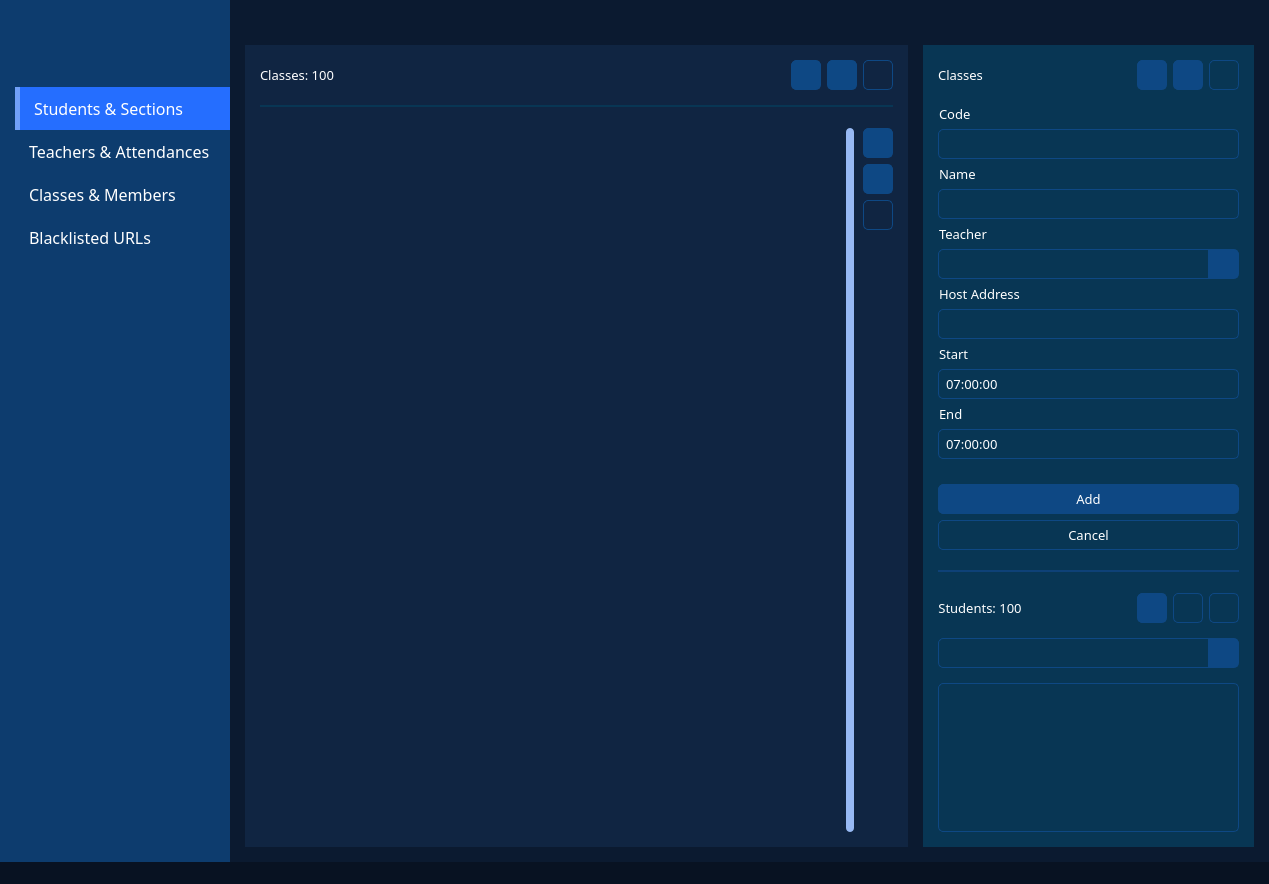
ZVDCM/Horace, file Admin/Misc/Templates/admin.ui: the form before one commit.
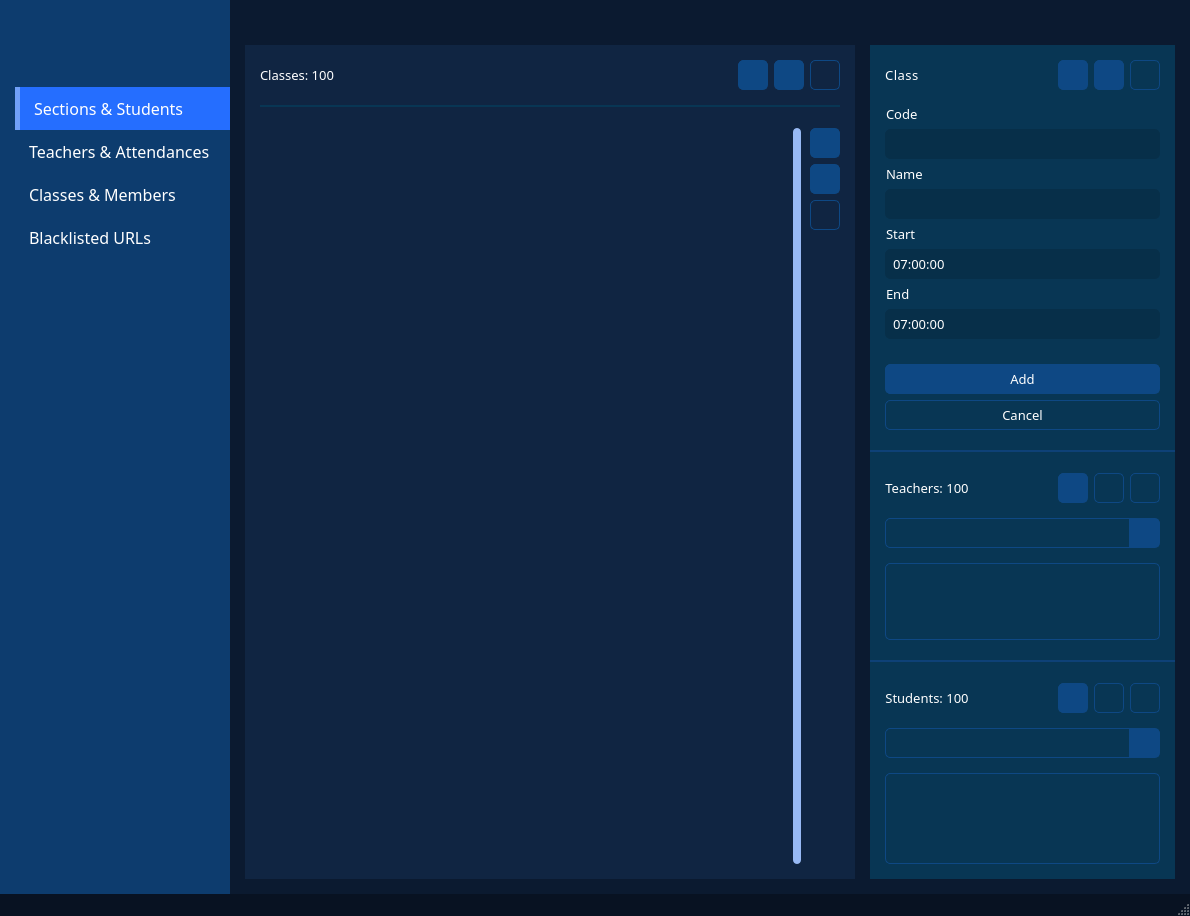
The form after the commit. The open tabs and pages were chosen to show the change. Icons and pictures are not drawn.

Diff of the .ui file:
```diff
--- a/Admin/Misc/Templates/admin.ui
+++ b/Admin/Misc/Templates/admin.ui
@@ -6,8 +6,8 @@
    <rect>
     <x>0</x>
     <y>0</y>
-    <width>1269</width>
-    <height>884</height>
+    <width>1188</width>
+    <height>916</height>
    </rect>
   </property>
   <widget class="QWidget" name="centralwidget">
@@ -160,7 +160,7 @@
      </widget>
     </item>
     <item>
-     <layout class="QHBoxLayout" name="horizontalLayout" stretch="0,1">
+     <layout class="QHBoxLayout" name="horizontalLayout" stretch="0,0">
       <property name="spacing">
        <number>0</number>
       </property>
@@ -243,7 +243,7 @@
 background: #256EFF;</string>
              </property>
              <property name="text">
-              <string>Students &amp; Sections</string>
+              <string>Sections &amp; Students</string>
              </property>
             </widget>
            </item>
@@ -5216,7 +5216,7 @@
                         <rect>
                          <x>0</x>
                          <y>0</y>
-                         <width>575</width>
+                         <width>521</width>
                          <height>703</height>
                         </rect>
                        </property>
@@ -5451,6 +5451,19 @@
   background-color: #0e4884;
 }
 
+QTimeEdit::disabled,
+QLineEdit::disabled {
+   border: 1px solid #072f49;
+   border-radius: 5px;
+   background-color: #072f49;
+}
+
+QPushButton::disabled {
+  padding: 5px;
+  border: 1px solid #102542;
+  background-color: #102542;
+}
+
 QLineEdit:focus,
 QLineEdit:hover,
 QPushButton:focus,
@@ -5501,25 +5514,38 @@
                </property>
                <layout class="QVBoxLayout" name="verticalLayout_45">
                 <property name="spacing">
-                 <number>20</number>
+                 <number>0</number>
                 </property>
                 <property name="leftMargin">
-                 <number>15</number>
+                 <number>0</number>
                 </property>
                 <property name="topMargin">
-                 <number>15</number>
+                 <number>0</number>
                 </property>
                 <property name="rightMargin">
-                 <number>15</number>
+                 <number>0</number>
                 </property>
                 <property name="bottomMargin">
-                 <number>15</number>
+                 <number>0</number>
                 </property>
                 <item>
+                 <widget class="QWidget" name="w_class_input" native="true">
                  <layout class="QVBoxLayout" name="verticalLayout_26">
                   <property name="spacing">
                    <number>15</number>
                   </property>
+                   <property name="leftMargin">
+                    <number>15</number>
+                   </property>
+                   <property name="topMargin">
+                    <number>15</number>
+                   </property>
+                   <property name="rightMargin">
+                    <number>15</number>
+                   </property>
+                   <property name="bottomMargin">
+                    <number>20</number>
+                   </property>
                   <item>
                    <layout class="QHBoxLayout" name="horizontalLayout_21">
                     <property name="spacing">
@@ -5531,10 +5557,15 @@
                        <font>
                         <family>Barlow</family>
                         <pointsize>10</pointsize>
-                       </font>
-                      </property>
+                         <weight>50</weight>
+                         <bold>false</bold>
+                        </font>
+                       </property>
+                       <property name="styleSheet">
+                        <string notr="true">letter-spacing: 0.5px</string>
+                       </property>
                       <property name="text">
-                       <string>Classes</string>
+                        <string>Class</string>
                       </property>
                       <property name="alignment">
                        <set>Qt::AlignCenter</set>
@@ -5575,10 +5606,19 @@
                        <cursorShape>PointingHandCursor</cursorShape>
                       </property>
                       <property name="styleSheet">
-                       <string notr="true">border-radius: 5px;
-background-image: url(:/icons/add.png);
-background-repeat: no-repeat;
-background-position: center center;</string>
+                        <string notr="true">QPushButton{
+	border-radius: 5px;
+    background-image:  url(:/icons/add.png);
+    background-repeat: no-repeat;
+    background-position: center center;
+}
+
+QPushButton::disabled{
+	border-radius: 5px;
+    background-image: url(:/icons/add_2.png);
+    background-repeat: no-repeat;
+    background-position: center center;
+}</string>
                       </property>
                       <property name="iconSize">
                        <size>
@@ -5694,6 +5734,9 @@
                     </item>
                     <item>
                      <widget class="QLineEdit" name="txt_class_code">
+                       <property name="enabled">
+                        <bool>false</bool>
+                       </property>
                       <property name="minimumSize">
                        <size>
                         <width>0</width>
@@ -5735,156 +5778,9 @@
                     </item>
                     <item>
                      <widget class="QLineEdit" name="txt_class_name">
-                      <property name="minimumSize">
-                       <size>
-                        <width>0</width>
-                        <height>30</height>
-                       </size>
-                      </property>
-                      <property name="font">
-                       <font>
-                        <family>Barlow</family>
-                        <pointsize>10</pointsize>
-                       </font>
-                      </property>
-                     </widget>
-                    </item>
-                    <item>
-                     <widget class="QLabel" name="label_22">
-                      <property name="sizePolicy">
-                       <sizepolicy hsizetype="Preferred" vsizetype="Fixed">
-                        <horstretch>0</horstretch>
-                        <verstretch>0</verstretch>
-                       </sizepolicy>
-                      </property>
-                      <property name="font">
-                       <font>
-                        <family>Barlow</family>
-                        <pointsize>10</pointsize>
-                       </font>
-                      </property>
-                      <property name="text">
-                       <string>Teacher</string>
-                      </property>
-                      <property name="indent">
-                       <number>1</number>
-                      </property>
-                     </widget>
-                    </item>
-                    <item>
-                     <layout class="QHBoxLayout" name="horizontalLayout_40">
-                      <property name="spacing">
-                       <number>0</number>
-                      </property>
-                      <item>
-                       <widget class="QLineEdit" name="txt_class_teacher">
-                        <property name="sizePolicy">
-                         <sizepolicy hsizetype="MinimumExpanding" vsizetype="Fixed">
-                          <horstretch>0</horstretch>
-                          <verstretch>0</verstretch>
-                         </sizepolicy>
-                        </property>
-                        <property name="minimumSize">
-                         <size>
-                          <width>0</width>
-                          <height>30</height>
-                         </size>
-                        </property>
-                        <property name="maximumSize">
-                         <size>
-                          <width>16777215</width>
-                          <height>35</height>
-                         </size>
-                        </property>
-                        <property name="font">
-                         <font>
-                          <family>Barlow</family>
-                          <pointsize>10</pointsize>
-                         </font>
-                        </property>
-                        <property name="styleSheet">
-                         <string notr="true">border-radius: none;
-border-top-left-radius: 5px;
-border-bottom-left-radius: 5px;</string>
-                        </property>
-                       </widget>
-                      </item>
-                      <item>
-                       <widget class="QPushButton" name="txt_class_get_teacher">
-                        <property name="sizePolicy">
-                         <sizepolicy hsizetype="Fixed" vsizetype="Fixed">
-                          <horstretch>0</horstretch>
-                          <verstretch>0</verstretch>
-                         </sizepolicy>
-                        </property>
-                        <property name="minimumSize">
-                         <size>
-                          <width>30</width>
-                          <height>30</height>
-                         </size>
-                        </property>
-                        <property name="maximumSize">
-                         <size>
-                          <width>30</width>
-                          <height>30</height>
-                         </size>
-                        </property>
-                        <property name="font">
-                         <font>
-                          <family>Barlow</family>
-                          <pointsize>12</pointsize>
-                          <weight>75</weight>
-                          <bold>true</bold>
-                         </font>
-                        </property>
-                        <property name="cursor">
-                         <cursorShape>PointingHandCursor</cursorShape>
-                        </property>
-                        <property name="styleSheet">
-                         <string notr="true">border-top-right-radius: 5px;
-border-bottom-right-radius: 5px;</string>
-                        </property>
-                        <property name="text">
-                         <string/>
-                        </property>
-                        <property name="icon">
-                         <iconset resource="C:/Users/moral/Desktop/Resources/Resources.qrc">
-                          <normaloff>:/icons/search.png</normaloff>:/icons/search.png</iconset>
-                        </property>
-                        <property name="iconSize">
-                         <size>
-                          <width>18</width>
-                          <height>18</height>
-                         </size>
-                        </property>
-                       </widget>
-                      </item>
-                     </layout>
-                    </item>
-                    <item>
-                     <widget class="QLabel" name="label_26">
-                      <property name="sizePolicy">
-                       <sizepolicy hsizetype="Preferred" vsizetype="Fixed">
-                        <horstretch>0</horstretch>
-                        <verstretch>0</verstretch>
-                       </sizepolicy>
-                      </property>
-                      <property name="font">
-                       <font>
-                        <family>Barlow</family>
-                        <pointsize>10</pointsize>
-                       </font>
-                      </property>
-                      <property name="text">
-                       <string>Host Address</string>
-                      </property>
-                      <property name="indent">
-                       <number>1</number>
-                      </property>
-                     </widget>
-                    </item>
-                    <item>
-                     <widget class="QLineEdit" name="txt_class_host_address">
+                       <property name="enabled">
+                        <bool>false</bool>
+                       </property>
                       <property name="minimumSize">
                        <size>
                         <width>0</width>
@@ -5923,6 +5819,9 @@
                     </item>
                     <item>
                      <widget class="QTimeEdit" name="txt_class_start">
+                       <property name="enabled">
+                        <bool>false</bool>
+                       </property>
                       <property name="minimumSize">
                        <size>
                         <width>0</width>
@@ -5971,6 +5870,9 @@
                     </item>
                     <item>
                      <widget class="QTimeEdit" name="txt_class_end">
+                       <property name="enabled">
+                        <bool>false</bool>
+                       </property>
                       <property name="minimumSize">
                        <size>
                         <width>0</width>
@@ -6079,6 +5981,324 @@
                    </widget>
                   </item>
                  </layout>
+                 </widget>
+                </item>
+                <item>
+                 <widget class="Line" name="line_13">
+                  <property name="styleSheet">
+                   <string notr="true">color: #0e4177;</string>
+                  </property>
+                  <property name="frameShadow">
+                   <enum>QFrame::Plain</enum>
+                  </property>
+                  <property name="lineWidth">
+                   <number>2</number>
+                  </property>
+                  <property name="orientation">
+                   <enum>Qt::Horizontal</enum>
+                  </property>
+                 </widget>
+                </item>
+                <item>
+                 <widget class="QWidget" name="w_teacher" native="true">
+                  <layout class="QVBoxLayout" name="verticalLayout_44">
+                   <property name="spacing">
+                    <number>15</number>
+                   </property>
+                   <property name="leftMargin">
+                    <number>15</number>
+                   </property>
+                   <property name="topMargin">
+                    <number>20</number>
+                   </property>
+                   <property name="rightMargin">
+                    <number>15</number>
+                   </property>
+                   <property name="bottomMargin">
+                    <number>20</number>
+                   </property>
+                   <item>
+                    <layout class="QHBoxLayout" name="horizontalLayout_32">
+                     <property name="spacing">
+                      <number>6</number>
+                     </property>
+                     <item>
+                      <widget class="QLabel" name="btn_section_students_status_4">
+                       <property name="font">
+                        <font>
+                         <family>Barlow</family>
+                         <pointsize>10</pointsize>
+                        </font>
+                       </property>
+                       <property name="text">
+                        <string>Teachers: 100</string>
+                       </property>
+                       <property name="alignment">
+                        <set>Qt::AlignCenter</set>
+                       </property>
+                       <property name="indent">
+                        <number>1</number>
+                       </property>
+                      </widget>
+                     </item>
+                     <item>
+                      <spacer name="horizontalSpacer_24">
+                       <property name="orientation">
+                        <enum>Qt::Horizontal</enum>
+                       </property>
+                       <property name="sizeHint" stdset="0">
+                        <size>
+                         <width>40</width>
+                         <height>20</height>
+                        </size>
+                       </property>
+                      </spacer>
+                     </item>
+                     <item>
+                      <widget class="QPushButton" name="btn_init_add_class_teacher">
+                       <property name="sizePolicy">
+                        <sizepolicy hsizetype="Fixed" vsizetype="Fixed">
+                         <horstretch>0</horstretch>
+                         <verstretch>0</verstretch>
+                        </sizepolicy>
+                       </property>
+                       <property name="minimumSize">
+                        <size>
+                         <width>30</width>
+                         <height>30</height>
+                        </size>
+                       </property>
+                       <property name="maximumSize">
+                        <size>
+                         <width>30</width>
+                         <height>30</height>
+                        </size>
+                       </property>
+                       <property name="cursor">
+                        <cursorShape>PointingHandCursor</cursorShape>
+                       </property>
+                       <property name="styleSheet">
+                        <string notr="true">QPushButton{
+	border-radius: 5px;
+    background-image:  url(:/icons/add.png);
+    background-repeat: no-repeat;
+    background-position: center center;
+}
+
+QPushButton::disabled{
+	border-radius: 5px;
+    background-image: url(:/icons/add_2.png);
+    background-repeat: no-repeat;
+    background-position: center center;
+}</string>
+                       </property>
+                       <property name="iconSize">
+                        <size>
+                         <width>17</width>
+                         <height>17</height>
+                        </size>
+                       </property>
+                      </widget>
+                     </item>
+                     <item>
+                      <widget class="QPushButton" name="btn_delete_class_teacher">
+                       <property name="sizePolicy">
+                        <sizepolicy hsizetype="Fixed" vsizetype="Fixed">
+                         <horstretch>0</horstretch>
+                         <verstretch>0</verstretch>
+                        </sizepolicy>
+                       </property>
+                       <property name="minimumSize">
+                        <size>
+                         <width>30</width>
+                         <height>30</height>
+                        </size>
+                       </property>
+                       <property name="maximumSize">
+                        <size>
+                         <width>30</width>
+                         <height>30</height>
+                        </size>
+                       </property>
+                       <property name="cursor">
+                        <cursorShape>PointingHandCursor</cursorShape>
+                       </property>
+                       <property name="styleSheet">
+                        <string notr="true">QPushButton{
+	border-radius: 5px;
+	background: none;
+}
+
+
+QPushButton:pressed {
+ 	background-color: #072f49;
+}</string>
+                       </property>
+                       <property name="icon">
+                        <iconset resource="C:/Users/moral/Desktop/Resources/Resources.qrc">
+                         <normaloff>:/icons/trash.png</normaloff>:/icons/trash.png</iconset>
+                       </property>
+                       <property name="iconSize">
+                        <size>
+                         <width>21</width>
+                         <height>21</height>
+                        </size>
+                       </property>
+                      </widget>
+                     </item>
+                     <item>
+                      <widget class="QPushButton" name="btn_clear_class_teacher">
+                       <property name="sizePolicy">
+                        <sizepolicy hsizetype="Fixed" vsizetype="Fixed">
+                         <horstretch>0</horstretch>
+                         <verstretch>0</verstretch>
+                        </sizepolicy>
+                       </property>
+                       <property name="minimumSize">
+                        <size>
+                         <width>30</width>
+                         <height>30</height>
+                        </size>
+                       </property>
+                       <property name="maximumSize">
+                        <size>
+                         <width>30</width>
+                         <height>30</height>
+                        </size>
+                       </property>
+                       <property name="cursor">
+                        <cursorShape>PointingHandCursor</cursorShape>
+                       </property>
+                       <property name="styleSheet">
+                        <string notr="true">QPushButton{
+	border-radius: 5px;
+	background: none;
+}
+
+
+QPushButton:pressed {
+ 	background-color: #072f49;
+}</string>
+                       </property>
+                       <property name="icon">
+                        <iconset resource="C:/Users/moral/Desktop/Resources/Resources.qrc">
+                         <normaloff>:/icons/delete_table.png</normaloff>:/icons/delete_table.png</iconset>
+                       </property>
+                       <property name="iconSize">
+                        <size>
+                         <width>20</width>
+                         <height>20</height>
+                        </size>
+                       </property>
+                      </widget>
+                     </item>
+                    </layout>
+                   </item>
+                   <item>
+                    <layout class="QHBoxLayout" name="horizontalLayout_60">
+                     <property name="spacing">
+                      <number>0</number>
+                     </property>
+                     <property name="sizeConstraint">
+                      <enum>QLayout::SetDefaultConstraint</enum>
+                     </property>
+                     <item>
+                      <widget class="QLineEdit" name="txt_search_class_teacher">
+                       <property name="sizePolicy">
+                        <sizepolicy hsizetype="Expanding" vsizetype="Fixed">
+                         <horstretch>0</horstretch>
+                         <verstretch>0</verstretch>
+                        </sizepolicy>
+                       </property>
+                       <property name="minimumSize">
+                        <size>
+                         <width>0</width>
+                         <height>30</height>
+                        </size>
+                       </property>
+                       <property name="maximumSize">
+                        <size>
+                         <width>16777215</width>
+                         <height>35</height>
+                        </size>
+                       </property>
+                       <property name="font">
+                        <font>
+                         <family>Barlow</family>
+                         <pointsize>10</pointsize>
+                        </font>
+                       </property>
+                       <property name="styleSheet">
+                        <string notr="true">border-radius: none;
+border-top-left-radius: 5px;
+border-bottom-left-radius: 5px;</string>
+                       </property>
+                      </widget>
+                     </item>
+                     <item>
+                      <widget class="QPushButton" name="btn_search_class_teacher">
+                       <property name="sizePolicy">
+                        <sizepolicy hsizetype="Fixed" vsizetype="Fixed">
+                         <horstretch>0</horstretch>
+                         <verstretch>0</verstretch>
+                        </sizepolicy>
+                       </property>
+                       <property name="minimumSize">
+                        <size>
+                         <width>30</width>
+                         <height>30</height>
+                        </size>
+                       </property>
+                       <property name="maximumSize">
+                        <size>
+                         <width>30</width>
+                         <height>30</height>
+                        </size>
+                       </property>
+                       <property name="font">
+                        <font>
+                         <family>Barlow</family>
+                         <pointsize>12</pointsize>
+                         <weight>75</weight>
+                         <bold>true</bold>
+                        </font>
+                       </property>
+                       <property name="cursor">
+                        <cursorShape>PointingHandCursor</cursorShape>
+                       </property>
+                       <property name="styleSheet">
+                        <string notr="true">border-top-right-radius: 5px;
+border-bottom-right-radius: 5px;</string>
+                       </property>
+                       <property name="text">
+                        <string/>
+                       </property>
+                       <property name="icon">
+                        <iconset resource="C:/Users/moral/Desktop/Resources/Resources.qrc">
+                         <normaloff>:/icons/search.png</normaloff>:/icons/search.png</iconset>
+                       </property>
+                       <property name="iconSize">
+                        <size>
+                         <width>18</width>
+                         <height>18</height>
+                        </size>
+                       </property>
+                      </widget>
+                     </item>
+                    </layout>
+                   </item>
+                   <item>
+                    <widget class="QListView" name="lv_class_teacher">
+                     <property name="maximumSize">
+                      <size>
+                       <width>16777215</width>
+                       <height>125</height>
+                      </size>
+                     </property>
+                    </widget>
+                   </item>
+                  </layout>
+                 </widget>
                 </item>
                 <item>
                  <widget class="Line" name="line_6">
@@ -6097,10 +6317,23 @@
                  </widget>
                 </item>
                 <item>
+                 <widget class="QWidget" name="w_class_student" native="true">
                  <layout class="QVBoxLayout" name="verticalLayout_25">
                   <property name="spacing">
                    <number>15</number>
                   </property>
+                   <property name="leftMargin">
+                    <number>15</number>
+                   </property>
+                   <property name="topMargin">
+                    <number>20</number>
+                   </property>
+                   <property name="rightMargin">
+                    <number>15</number>
+                   </property>
+                   <property name="bottomMargin">
+                    <number>15</number>
+                   </property>
                   <item>
                    <layout class="QHBoxLayout" name="horizontalLayout_22">
                     <property name="spacing">
@@ -6162,10 +6395,19 @@
                        <cursorShape>PointingHandCursor</cursorShape>
                       </property>
                       <property name="styleSheet">
-                       <string notr="true">border-radius: 5px;
-background-image: url(:/icons/add.png);
-background-repeat: no-repeat;
-background-position: center center;</string>
+                        <string notr="true">QPushButton{
+	border-radius: 5px;
+    background-image:  url(:/icons/add.png);
+    background-repeat: no-repeat;
+    background-position: center center;
+}
+
+QPushButton::disabled{
+	border-radius: 5px;
+    background-image: url(:/icons/add_2.png);
+    background-repeat: no-repeat;
+    background-position: center center;
+}</string>
                       </property>
                       <property name="iconSize">
                        <size>
@@ -6360,6 +6602,7 @@
                    <widget class="QListView" name="lv_class_student"/>
                   </item>
                  </layout>
+                 </widget>
                 </item>
                </layout>
               </widget>
@@ -7131,7 +7374,14 @@
   </widget>
   <widget class="QStatusBar" name="status_bar">
    <property name="styleSheet">
-    <string notr="true">background: #081222;</string>
+    <string notr="true">QStatusBar {
+	background: #081222;
+}
+
+QStatusBar QLabel {
+	color: white;
+    padding-left: 3px;
+}</string>
    </property>
    <property name="sizeGripEnabled">
     <bool>true</bool>
```
Left out of the diff: 1987 changed lines with no effect on the pictures. Lines whose indentation alone changed are shown as unchanged.
